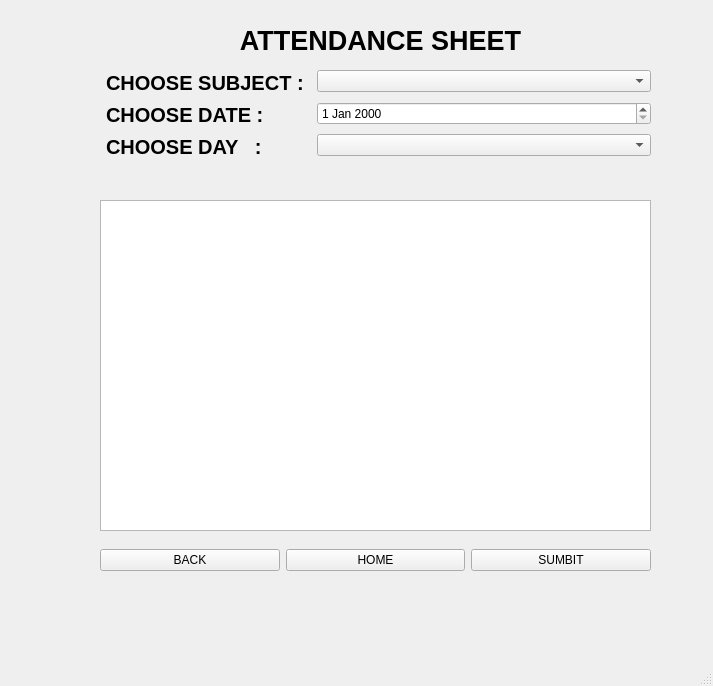
Above: viewattendance.ui from Shasank12345/QT_PROJECT before the change. Below: the same form after it.
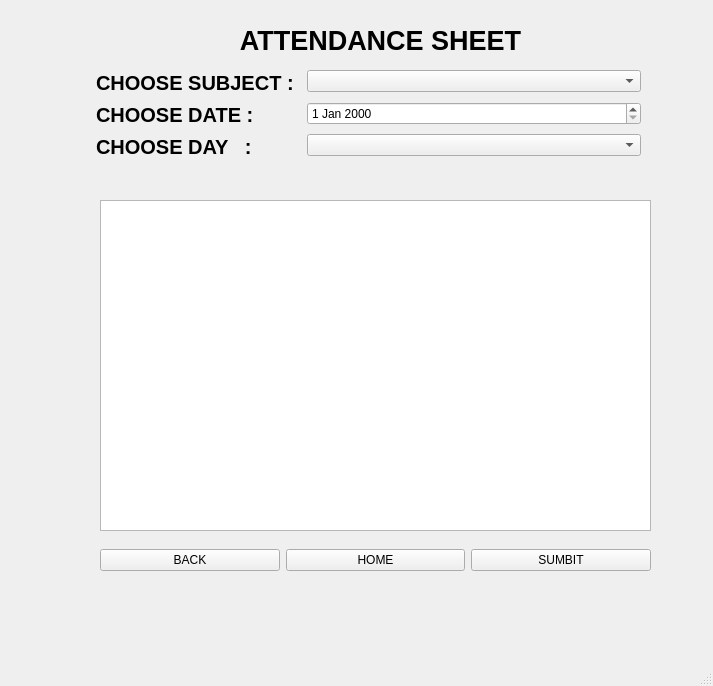
That is the form after the change. Icons and pictures are not drawn.

The edit to the form file:
```diff
--- a/viewattendance.ui
+++ b/viewattendance.ui
@@ -36,7 +36,7 @@
    <widget class="QWidget" name="formLayoutWidget">
     <property name="geometry">
      <rect>
-      <x>100</x>
+      <x>90</x>
       <y>70</y>
       <width>551</width>
       <height>121</height>
@@ -66,7 +66,9 @@
      <item row="0" column="1">
       <widget class="QComboBox" name="comboBox">
        <property name="styleSheet">
-        <string notr="true">color: rgb(0, 0, 0);</string>
+        <string notr="true">QComboBox QAbstractItemView {
+    color: black; /* Color of items in dropdown */
+}</string>
        </property>
       </widget>
      </item>
@@ -113,7 +115,9 @@
      <item row="2" column="1">
       <widget class="QComboBox" name="comboBox_3">
        <property name="styleSheet">
-        <string notr="true">color: rgb(0, 0, 0);</string>
+        <string notr="true">QComboBox QAbstractItemView {
+    color: black; /* Color of items in dropdown */
+}</string>
        </property>
       </widget>
      </item>
```
